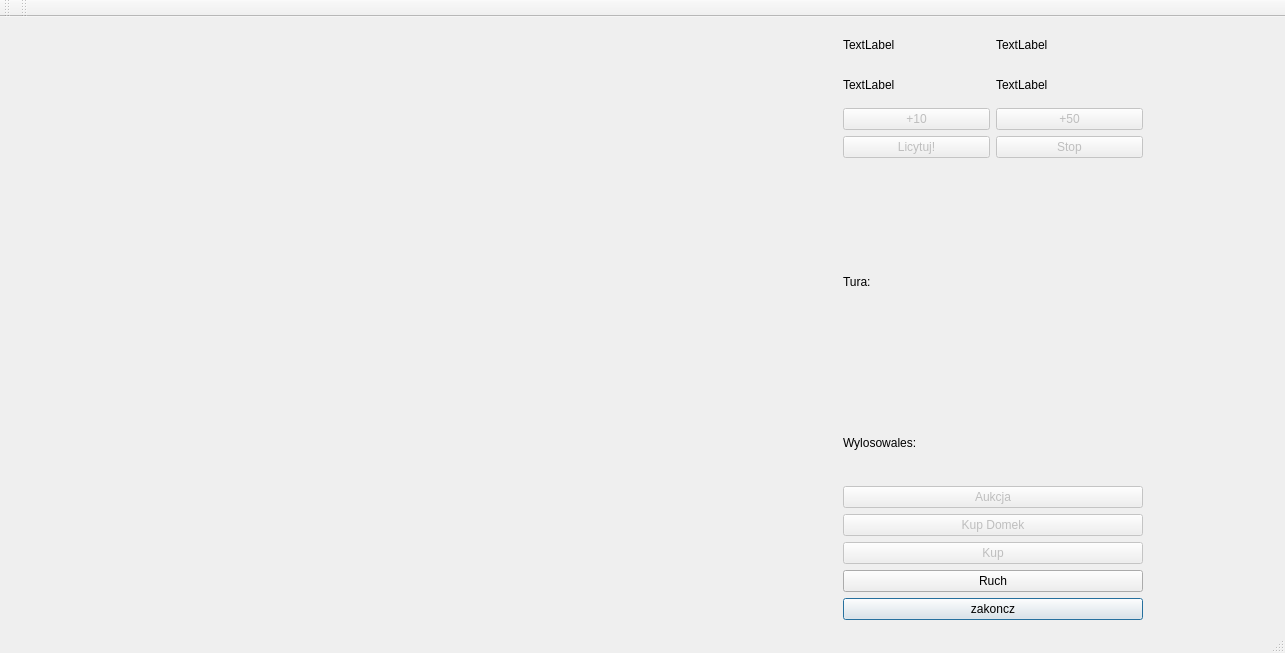
First picture: the form in mainwindow.ui, repository Siamil/monopoly2, before the edit.
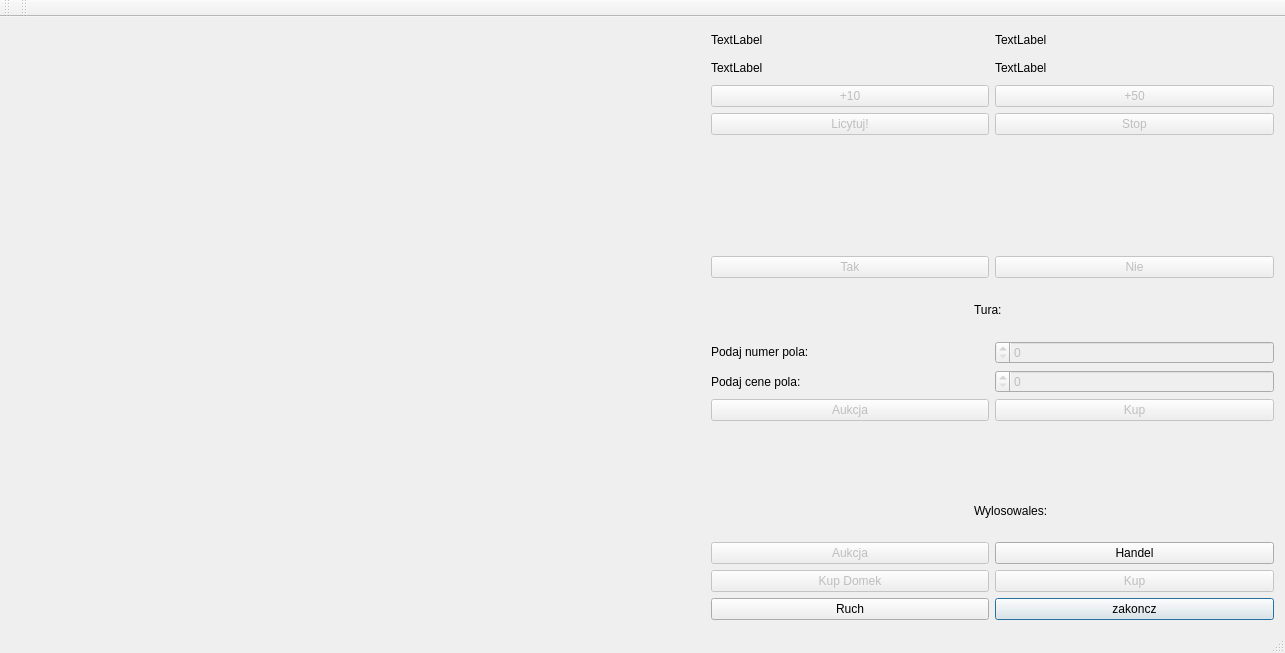
Second picture: the form after the edit.

Diff of the .ui file:
```diff
--- a/mainwindow.ui
+++ b/mainwindow.ui
@@ -72,13 +72,6 @@
         </item>
         <item row="2" column="0">
          <layout class="QHBoxLayout" name="horizontalLayout_3">
-          <item>
-           <widget class="QLabel" name="lCash2">
-            <property name="text">
-             <string>TextLabel</string>
-            </property>
-           </widget>
-          </item>
           <item>
            <widget class="QLabel" name="lCash4">
             <property name="text">
@@ -86,6 +79,13 @@
             </property>
            </widget>
           </item>
+          <item>
+           <widget class="QLabel" name="lCash2">
+            <property name="text">
+             <string>TextLabel</string>
+            </property>
+           </widget>
+          </item>
          </layout>
         </item>
        </layout>
@@ -141,6 +141,37 @@
         </property>
        </widget>
       </item>
+      <item>
+       <widget class="QLabel" name="lTradeAsk">
+        <property name="text">
+         <string/>
+        </property>
+       </widget>
+      </item>
+      <item>
+       <layout class="QHBoxLayout" name="horizontalLayout_4">
+        <item>
+         <widget class="QPushButton" name="bTradeNo">
+          <property name="enabled">
+           <bool>false</bool>
+          </property>
+          <property name="text">
+           <string>Nie</string>
+          </property>
+         </widget>
+        </item>
+        <item>
+         <widget class="QPushButton" name="bTradeOk">
+          <property name="enabled">
+           <bool>false</bool>
+          </property>
+          <property name="text">
+           <string>Tak</string>
+          </property>
+         </widget>
+        </item>
+       </layout>
+      </item>
       <item>
        <widget class="QLabel" name="lTura">
         <property name="sizePolicy">
@@ -163,6 +194,70 @@
         </property>
        </widget>
       </item>
+      <item>
+       <layout class="QGridLayout" name="gridLayout_3">
+        <item row="2" column="1">
+         <widget class="QPushButton" name="bTradeAuction">
+          <property name="enabled">
+           <bool>false</bool>
+          </property>
+          <property name="text">
+           <string>Aukcja</string>
+          </property>
+         </widget>
+        </item>
+        <item row="0" column="1">
+         <widget class="QLabel" name="lNrCard">
+          <property name="sizePolicy">
+           <sizepolicy hsizetype="Preferred" vsizetype="Fixed">
+            <horstretch>0</horstretch>
+            <verstretch>0</verstretch>
+           </sizepolicy>
+          </property>
+          <property name="text">
+           <string>Podaj numer pola:</string>
+          </property>
+         </widget>
+        </item>
+        <item row="2" column="0">
+         <widget class="QPushButton" name="bTradeBuy">
+          <property name="enabled">
+           <bool>false</bool>
+          </property>
+          <property name="text">
+           <string>Kup</string>
+          </property>
+         </widget>
+        </item>
+        <item row="1" column="1">
+         <widget class="QLabel" name="label">
+          <property name="text">
+           <string>Podaj cene pola:</string>
+          </property>
+         </widget>
+        </item>
+        <item row="0" column="0">
+         <widget class="QSpinBox" name="tNrCard">
+          <property name="enabled">
+           <bool>false</bool>
+          </property>
+         </widget>
+        </item>
+        <item row="1" column="0">
+         <widget class="QSpinBox" name="tCardPrice">
+          <property name="enabled">
+           <bool>false</bool>
+          </property>
+          <property name="maximum">
+           <number>10000</number>
+          </property>
+          <property name="singleStep">
+           <number>10</number>
+          </property>
+         </widget>
+        </item>
+       </layout>
+      </item>
       <item>
        <widget class="QLabel" name="lStatement">
         <property name="layoutDirection">
@@ -171,6 +266,9 @@
         <property name="text">
          <string/>
         </property>
+        <property name="textFormat">
+         <enum>Qt::AutoText</enum>
+        </property>
        </widget>
       </item>
       <item>
@@ -190,6 +288,8 @@
        </widget>
       </item>
       <item>
+       <layout class="QGridLayout" name="gridLayout_4">
+        <item row="0" column="1">
        <widget class="QPushButton" name="bAuction">
         <property name="enabled">
          <bool>false</bool>
@@ -199,7 +299,7 @@
         </property>
        </widget>
       </item>
-      <item>
+        <item row="1" column="1">
        <widget class="QPushButton" name="bBuyHouse">
         <property name="enabled">
          <bool>false</bool>
@@ -224,7 +324,7 @@
         </property>
        </widget>
       </item>
-      <item>
+        <item row="1" column="0">
        <widget class="QPushButton" name="bBuy">
         <property name="enabled">
          <bool>false</bool>
@@ -243,7 +343,14 @@
         </property>
        </widget>
       </item>
-      <item>
+        <item row="0" column="0">
+         <widget class="QPushButton" name="bTrade">
+          <property name="text">
+           <string>Handel</string>
+          </property>
+         </widget>
+        </item>
+        <item row="2" column="1">
        <widget class="QPushButton" name="bMove">
         <property name="maximumSize">
          <size>
@@ -262,7 +369,7 @@
         </property>
        </widget>
       </item>
-      <item>
+        <item row="2" column="0">
        <widget class="QPushButton" name="bEnd">
         <property name="maximumSize">
          <size>
@@ -287,6 +394,8 @@
      </layout>
     </item>
    </layout>
+    </item>
+   </layout>
   </widget>
   <widget class="QMenuBar" name="menuBar">
    <property name="geometry">
```
Left out of the diff: 4 changed lines with no effect on the pictures. Lines whose indentation alone changed are shown as unchanged.
